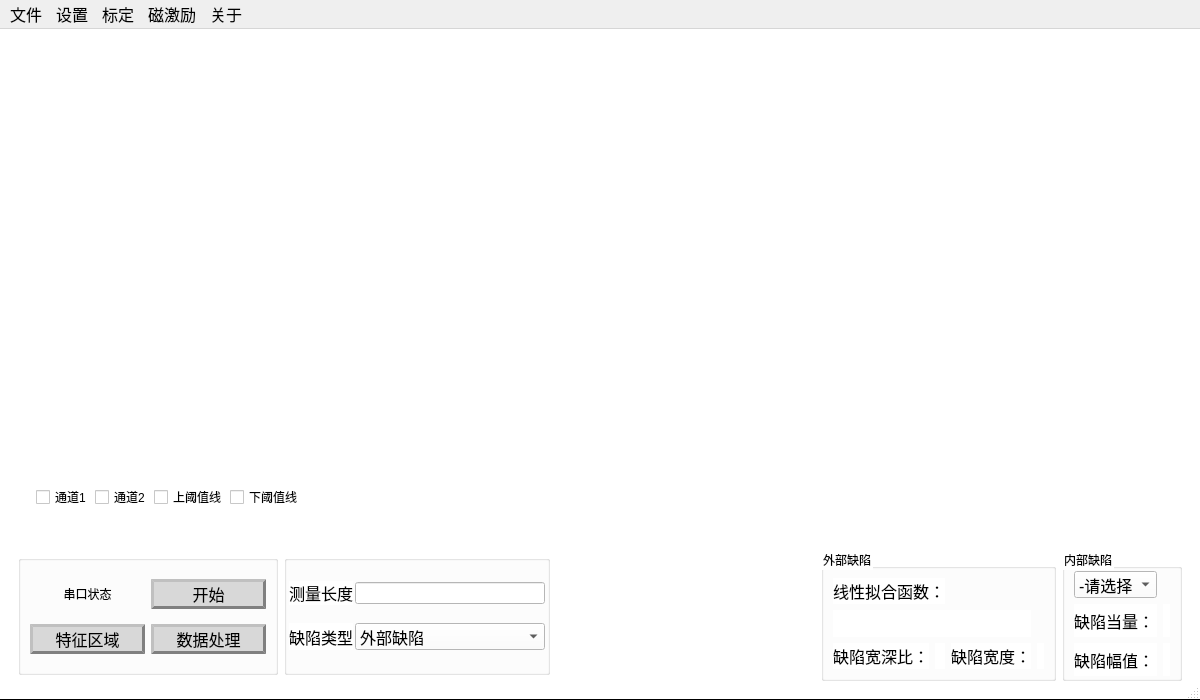
This is mainwindow.ui in RoboticsKingWay/EMDetect as Qt 5 draws it before an edit. The edited form follows.
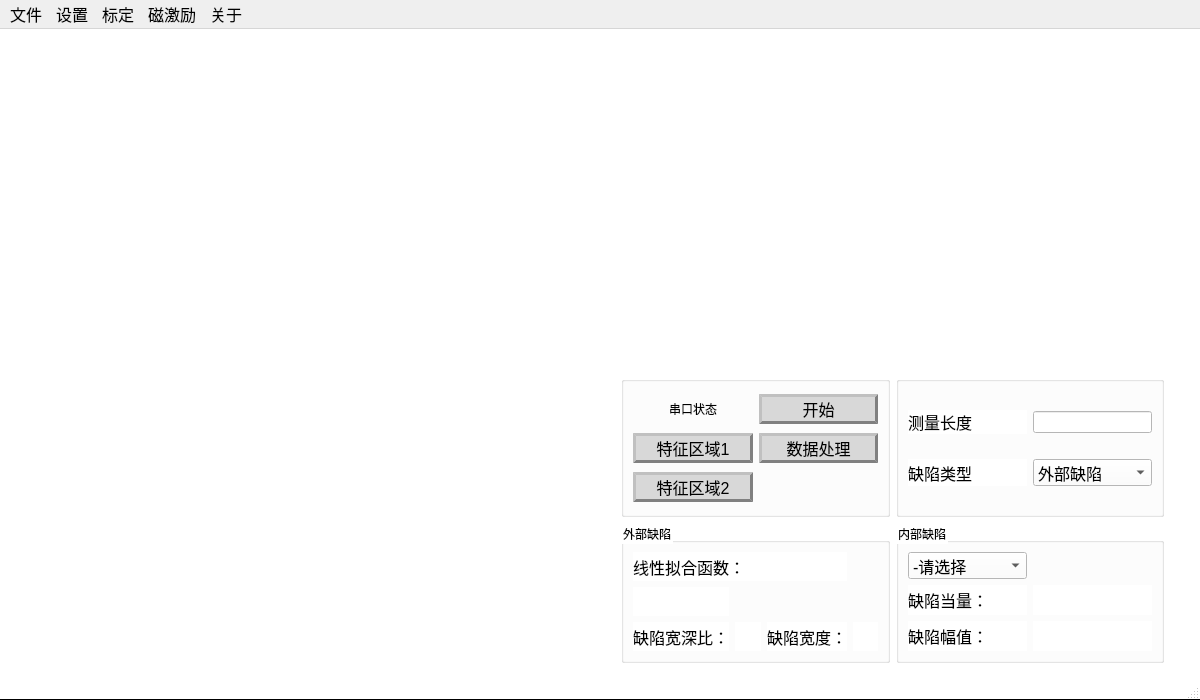
This is the edited form. Icons and pictures are not drawn.

Commit message: modify 新增特征区域选择

```diff
--- a/mainwindow.ui
+++ b/mainwindow.ui
@@ -240,7 +240,7 @@
 background-color:white
 }</string>
    </property>
-   <layout class="QVBoxLayout" name="verticalLayout">
+   <layout class="QHBoxLayout" name="horizontalLayout_3">
     <item>
      <widget class="QWidget" name="widget_up" native="true">
       <property name="minimumSize">
@@ -264,96 +264,20 @@
            <height>0</height>
           </size>
          </property>
-         <layout class="QVBoxLayout" name="verticalLayout_2">
+         <layout class="QVBoxLayout" name="verticalLayout">
           <item>
            <widget class="QWidget" name="widget_real_chat_view" native="true"/>
           </item>
           <item>
-           <widget class="QWidget" name="widget_chinnel" native="true">
-            <property name="sizePolicy">
-             <sizepolicy hsizetype="Preferred" vsizetype="Fixed">
-              <horstretch>0</horstretch>
-              <verstretch>0</verstretch>
-             </sizepolicy>
-            </property>
-            <property name="minimumSize">
-             <size>
-              <width>0</width>
-              <height>40</height>
-             </size>
-            </property>
-            <property name="font">
-             <font>
-              <pointsize>12</pointsize>
-             </font>
-            </property>
-            <property name="autoFillBackground">
-             <bool>false</bool>
-            </property>
-            <property name="styleSheet">
-             <string notr="true"/>
-            </property>
-            <layout class="QHBoxLayout" name="horizontalLayout_2">
-             <property name="spacing">
-              <number>3</number>
-             </property>
-             <property name="topMargin">
-              <number>5</number>
-             </property>
-             <property name="rightMargin">
-              <number>5</number>
-             </property>
-             <property name="bottomMargin">
-              <number>3</number>
-             </property>
-             <item>
-              <widget class="QCheckBox" name="checkBox">
-               <property name="text">
-                <string>通道1</string>
-               </property>
-              </widget>
-             </item>
-             <item>
-              <widget class="QCheckBox" name="checkBox_2">
-               <property name="text">
-                <string>通道2</string>
-               </property>
-              </widget>
-             </item>
-             <item>
-              <widget class="QCheckBox" name="checkBox_upline">
-               <property name="text">
-                <string>上阈值线</string>
-               </property>
-              </widget>
-             </item>
-             <item>
-              <widget class="QCheckBox" name="checkBox_3">
-               <property name="text">
-                <string>下阈值线</string>
-               </property>
-              </widget>
-             </item>
-             <item>
-              <spacer name="horizontalSpacer">
-               <property name="orientation">
-                <enum>Qt::Horizontal</enum>
-               </property>
-               <property name="sizeHint" stdset="0">
-                <size>
-                 <width>40</width>
-                 <height>20</height>
-                </size>
-               </property>
-              </spacer>
-             </item>
+           <widget class="QWidget" name="widget_real_chat_view_2" native="true"/>
+          </item>
             </layout>
            </widget>
           </item>
-         </layout>
-        </widget>
-       </item>
        <item>
+        <widget class="QWidget" name="widget_real_upright" native="true">
+         <layout class="QGridLayout" name="gridLayout_6">
+          <item row="0" column="0">
         <widget class="QWidget" name="widget_upright" native="true">
          <property name="minimumSize">
           <size>
@@ -363,21 +287,18 @@
          </property>
         </widget>
        </item>
-      </layout>
-     </widget>
-    </item>
-    <item>
+          <item row="1" column="0">
      <widget class="QWidget" name="widget_down" native="true">
       <property name="minimumSize">
        <size>
-        <width>780</width>
-        <height>100</height>
+              <width>0</width>
+              <height>0</height>
        </size>
       </property>
       <property name="maximumSize">
        <size>
         <width>16777215</width>
-        <height>150</height>
+              <height>1000</height>
        </size>
       </property>
       <property name="palette">
@@ -582,25 +503,133 @@
       <property name="styleSheet">
        <string notr="true"/>
       </property>
-      <layout class="QHBoxLayout" name="horizontalLayout_3">
-       <item>
+            <layout class="QGridLayout" name="gridLayout_5">
+             <item row="0" column="0">
         <widget class="QGroupBox" name="groupBox_2">
          <property name="minimumSize">
           <size>
-           <width>260</width>
-           <height>120</height>
+                 <width>0</width>
+                 <height>0</height>
           </size>
          </property>
          <property name="maximumSize">
           <size>
-           <width>360</width>
-           <height>120</height>
+                 <width>3600</width>
+                 <height>1200</height>
           </size>
          </property>
          <property name="title">
           <string/>
          </property>
          <layout class="QGridLayout" name="gridLayout_2">
+                <item row="1" column="0">
+                 <widget class="QPushButton" name="pushButton_5">
+                  <property name="font">
+                   <font>
+                    <pointsize>12</pointsize>
+                   </font>
+                  </property>
+                  <property name="styleSheet">
+                   <string notr="true">QPushButton {
+        border: 3px outset gray;
+        background-color: #D8D8D8;
+         color: black;
+        }
+ QPushButton:disabled {
+         background-color: #F1F1F1;
+         color: white;
+        }
+ QPushButton:pressed {
+        border: 1px inset gray;
+         background-color: #11FF11;
+         color: white;
+        }
+    QPushButton:hover {
+         background-color: #13B3B3;
+        }</string>
+                  </property>
+                  <property name="text">
+                   <string>特征区域1</string>
+                  </property>
+                  <property name="autoDefault">
+                   <bool>true</bool>
+                  </property>
+                  <property name="default">
+                   <bool>true</bool>
+                  </property>
+                  <property name="flat">
+                   <bool>false</bool>
+                  </property>
+                 </widget>
+                </item>
+                <item row="1" column="1">
+                 <widget class="QPushButton" name="pushButton_3">
+                  <property name="font">
+                   <font>
+                    <pointsize>12</pointsize>
+                   </font>
+                  </property>
+                  <property name="styleSheet">
+                   <string notr="true">QPushButton {
+        border: 3px outset gray;
+        background-color: #D8D8D8;
+         color: black;
+        }
+ QPushButton:disabled {
+         background-color: #F1F1F1;
+         color: white;
+        }
+ QPushButton:pressed {
+        border: 1px inset gray;
+         background-color: #11FF11;
+         color: white;
+        }
+    QPushButton:hover {
+         background-color: #13B3B3;
+        }</string>
+                  </property>
+                  <property name="text">
+                   <string>数据处理</string>
+                  </property>
+                 </widget>
+                </item>
+                <item row="0" column="1">
+                 <widget class="QPushButton" name="pushButton">
+                  <property name="font">
+                   <font>
+                    <pointsize>12</pointsize>
+                   </font>
+                  </property>
+                  <property name="styleSheet">
+                   <string notr="true">QPushButton {
+        border: 3px outset gray;
+        background-color: #D8D8D8;
+         color: black;
+        }
+ QPushButton:disabled {
+         background-color: #F1F1F1;
+         color: white;
+        }
+ QPushButton:pressed {
+        border: 1px inset gray;
+         background-color: #11FF11;
+         color: white;
+        }
+    QPushButton:hover {
+         background-color: #13B3B3;
+        }</string>
+                  </property>
+                  <property name="text">
+                   <string>开始</string>
+                  </property>
+                  <property name="autoDefault">
+                   <bool>true</bool>
+                  </property>
+                  <property name="default">
+                   <bool>true</bool>
+                  </property>
+                 </widget>
+                </item>
           <item row="0" column="0">
            <widget class="QPushButton" name="pushButton_connect_state">
             <property name="styleSheet">
@@ -618,8 +647,8 @@
             </property>
            </widget>
           </item>
-          <item row="1" column="0">
-           <widget class="QPushButton" name="pushButton_5">
+                <item row="2" column="0">
+                 <widget class="QPushButton" name="pushButton_detect_area2">
             <property name="font">
              <font>
               <pointsize>12</pointsize>
@@ -645,124 +674,32 @@
         }</string>
             </property>
             <property name="text">
-             <string>特征区域</string>
-            </property>
-            <property name="autoDefault">
-             <bool>true</bool>
-            </property>
-            <property name="default">
-             <bool>true</bool>
-            </property>
-            <property name="flat">
-             <bool>false</bool>
-            </property>
-           </widget>
-          </item>
-          <item row="0" column="1">
-           <widget class="QPushButton" name="pushButton">
-            <property name="font">
-             <font>
-              <pointsize>12</pointsize>
-             </font>
-            </property>
-            <property name="styleSheet">
-             <string notr="true">QPushButton {
-        border: 3px outset gray;
-        background-color: #D8D8D8;
-         color: black;
-        }
- QPushButton:disabled {
-         background-color: #F1F1F1;
-         color: white;
-        }
- QPushButton:pressed {
-        border: 1px inset gray;
-         background-color: #11FF11;
-         color: white;
-        }
-    QPushButton:hover {
-         background-color: #13B3B3;
-        }</string>
-            </property>
-            <property name="text">
-             <string>开始</string>
-            </property>
-            <property name="autoDefault">
-             <bool>true</bool>
-            </property>
-            <property name="default">
-             <bool>true</bool>
-            </property>
-           </widget>
-          </item>
-          <item row="1" column="1">
-           <widget class="QPushButton" name="pushButton_3">
-            <property name="font">
-             <font>
-              <pointsize>12</pointsize>
-             </font>
-            </property>
-            <property name="styleSheet">
-             <string notr="true">QPushButton {
-        border: 3px outset gray;
-        background-color: #D8D8D8;
-         color: black;
-        }
- QPushButton:disabled {
-         background-color: #F1F1F1;
-         color: white;
-        }
- QPushButton:pressed {
-        border: 1px inset gray;
-         background-color: #11FF11;
-         color: white;
-        }
-    QPushButton:hover {
-         background-color: #13B3B3;
-        }</string>
-            </property>
-            <property name="text">
-             <string>数据处理</string>
+                   <string>特征区域2</string>
             </property>
            </widget>
           </item>
          </layout>
         </widget>
        </item>
-       <item>
+             <item row="0" column="1">
         <widget class="QGroupBox" name="groupBox">
          <property name="minimumSize">
           <size>
-           <width>220</width>
-           <height>120</height>
+                 <width>0</width>
+                 <height>0</height>
           </size>
          </property>
          <property name="maximumSize">
           <size>
-           <width>350</width>
-           <height>120</height>
+                 <width>16777215</width>
+                 <height>16777215</height>
           </size>
          </property>
          <property name="title">
           <string/>
          </property>
          <layout class="QGridLayout" name="gridLayout">
-          <property name="leftMargin">
-           <number>2</number>
-          </property>
-          <property name="topMargin">
-           <number>4</number>
-          </property>
-          <property name="rightMargin">
-           <number>2</number>
-          </property>
-          <property name="bottomMargin">
-           <number>4</number>
-          </property>
-          <property name="spacing">
-           <number>2</number>
-          </property>
-          <item row="2" column="0">
+                <item row="0" column="0">
            <widget class="QLabel" name="label_2">
             <property name="font">
              <font>
@@ -774,14 +711,20 @@
             </property>
            </widget>
           </item>
-          <item row="2" column="1">
+                <item row="0" column="1">
            <widget class="QLineEdit" name="lineEdit_scan_length">
+                  <property name="sizePolicy">
+                   <sizepolicy hsizetype="Preferred" vsizetype="Fixed">
+                    <horstretch>0</horstretch>
+                    <verstretch>0</verstretch>
+                   </sizepolicy>
+                  </property>
             <property name="styleSheet">
              <string notr="true"/>
             </property>
            </widget>
           </item>
-          <item row="3" column="0">
+                <item row="1" column="0">
            <widget class="QLabel" name="label_3">
             <property name="font">
              <font>
@@ -793,12 +736,18 @@
             </property>
            </widget>
           </item>
-          <item row="3" column="1">
+                <item row="1" column="1">
            <widget class="QComboBox" name="comboBox">
+                  <property name="sizePolicy">
+                   <sizepolicy hsizetype="Preferred" vsizetype="Fixed">
+                    <horstretch>0</horstretch>
+                    <verstretch>0</verstretch>
+                   </sizepolicy>
+                  </property>
             <property name="minimumSize">
              <size>
-              <width>80</width>
-              <height>26</height>
+                    <width>0</width>
+                    <height>0</height>
              </size>
             </property>
             <property name="font">
@@ -824,38 +773,13 @@
          </layout>
         </widget>
        </item>
-       <item>
-        <spacer name="horizontalSpacer_2">
-         <property name="orientation">
-          <enum>Qt::Horizontal</enum>
-         </property>
-         <property name="sizeHint" stdset="0">
-          <size>
-           <width>40</width>
-           <height>20</height>
-          </size>
-         </property>
-        </spacer>
-       </item>
-       <item>
+             <item row="1" column="0">
         <widget class="QGroupBox" name="groupBox_result_outside">
          <property name="title">
           <string>外部缺陷</string>
          </property>
-         <layout class="QGridLayout" name="gridLayout_3">
-          <item row="0" column="0" colspan="2">
-           <widget class="QLabel" name="label_func">
-            <property name="font">
-             <font>
-              <pointsize>12</pointsize>
-             </font>
-            </property>
-            <property name="text">
-             <string>线性拟合函数：</string>
-            </property>
-           </widget>
-          </item>
-          <item row="1" column="0" colspan="3">
+               <layout class="QGridLayout" name="gridLayout_4">
+                <item row="1" column="0">
            <widget class="QLabel" name="label_standar_function">
             <property name="text">
              <string/>
@@ -900,10 +824,22 @@
             </property>
            </widget>
           </item>
+                <item row="0" column="0" colspan="3">
+                 <widget class="QLabel" name="label_func">
+                  <property name="font">
+                   <font>
+                    <pointsize>12</pointsize>
+                   </font>
+                  </property>
+                  <property name="text">
+                   <string>线性拟合函数：</string>
+                  </property>
+                 </widget>
+                </item>
          </layout>
         </widget>
        </item>
-       <item>
+             <item row="1" column="1">
         <widget class="QGroupBox" name="groupBox_result_inside">
          <property name="font">
           <font>
@@ -916,31 +852,44 @@
          <property name="title">
           <string>内部缺陷</string>
          </property>
-         <layout class="QGridLayout" name="gridLayout_4">
-          <property name="leftMargin">
-           <number>9</number>
-          </property>
-          <property name="topMargin">
-           <number>2</number>
-          </property>
-          <property name="bottomMargin">
-           <number>2</number>
-          </property>
-          <item row="2" column="2">
-           <widget class="QLabel" name="label_detection_fuzhi">
+               <layout class="QGridLayout" name="gridLayout_3">
+                <item row="0" column="0">
+                 <widget class="QComboBox" name="comboBox_2">
+                  <property name="font">
+                   <font>
+                    <pointsize>12</pointsize>
+                   </font>
+                  </property>
+                  <property name="styleSheet">
+                   <string notr="true"/>
+                  </property>
+                  <item>
+                   <property name="text">
+                    <string>-请选择</string>
+                   </property>
+                  </item>
+                 </widget>
+                </item>
+                <item row="1" column="0">
+                 <widget class="QLabel" name="label_9">
+                  <property name="font">
+                   <font>
+                    <pointsize>12</pointsize>
+                   </font>
+                  </property>
             <property name="text">
-             <string/>
+                   <string>缺陷当量：</string>
             </property>
            </widget>
           </item>
-          <item row="1" column="2">
+                <item row="1" column="1">
            <widget class="QLabel" name="label_db_equal">
             <property name="text">
              <string/>
             </property>
            </widget>
           </item>
-          <item row="2" column="1">
+                <item row="2" column="0">
            <widget class="QLabel" name="label_8">
             <property name="font">
              <font>
@@ -952,33 +901,17 @@
             </property>
            </widget>
           </item>
-          <item row="1" column="1">
-           <widget class="QLabel" name="label_9">
-            <property name="font">
-             <font>
-              <pointsize>12</pointsize>
-             </font>
-            </property>
+                <item row="2" column="1">
+                 <widget class="QLabel" name="label_detection_fuzhi">
             <property name="text">
-             <string>缺陷当量：</string>
+                   <string/>
             </property>
            </widget>
           </item>
-          <item row="0" column="1">
-           <widget class="QComboBox" name="comboBox_2">
-            <property name="font">
-             <font>
-              <pointsize>12</pointsize>
-             </font>
-            </property>
-            <property name="styleSheet">
-             <string notr="true"/>
-            </property>
-            <item>
-             <property name="text">
-              <string>-请选择</string>
-             </property>
-            </item>
+               </layout>
+              </widget>
+             </item>
+            </layout>
            </widget>
           </item>
          </layout>
```
Left out of the diff: 2 changed lines with no effect on the pictures. Lines whose indentation alone changed are shown as unchanged. The commit also changes 2759 other files.
